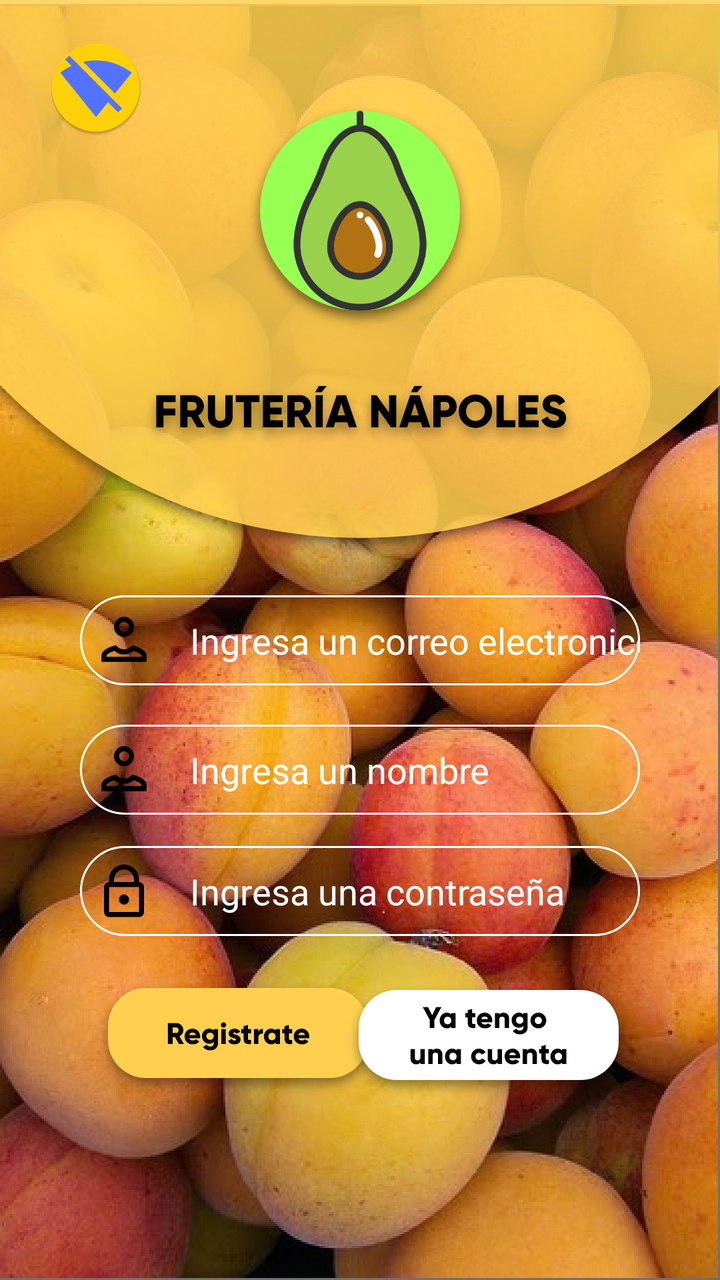
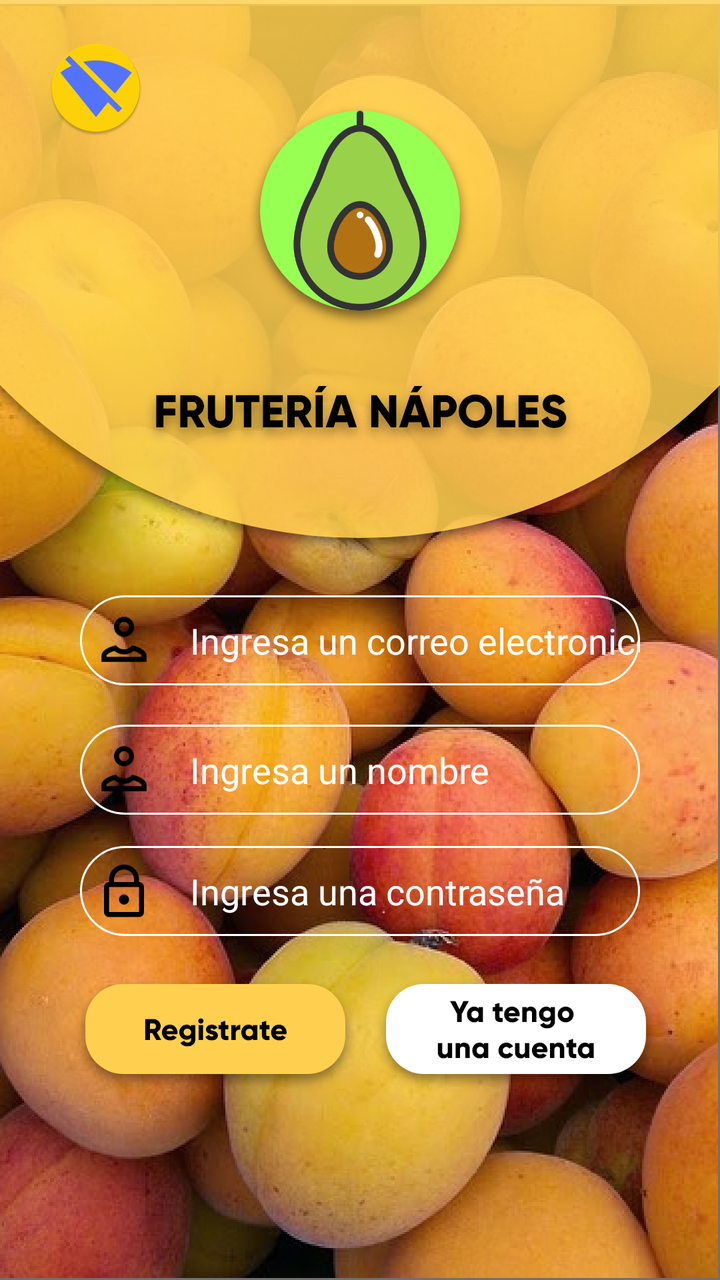

Screens rendered from an Android XML layout before and after an edit, with the pre-edit source and the edit as a unified diff.
<!-- AndroidManifest.xml: application theme AppTheme -->
<!-- res/layout/activity_registro.xml -->
<?xml version="1.0" encoding="utf-8"?>
<android.support.constraint.ConstraintLayout xmlns:android="http://schemas.android.com/apk/res/android"
    xmlns:app="http://schemas.android.com/apk/res-auto"
    xmlns:tools="http://schemas.android.com/tools"
    android:layout_width="match_parent"
    android:layout_height="match_parent"
    android:background="@drawable/login"
    android:orientation="vertical"
    android:gravity="center"
    android:padding="20dp"
    tools:context=".IngresarActivity">

    <ImageButton
        android:id="@+id/activity_register_nowifibutton"
        android:layout_width="wrap_content"
        android:layout_height="wrap_content"
        android:layout_alignParentStart="true"
        android:layout_alignParentTop="true"
        android:layout_marginStart="4dp"
        android:background="@drawable/circleshape"
        app:layout_constraintStart_toStartOf="parent"
        app:layout_constraintTop_toTopOf="parent"
        app:srcCompat="@mipmap/ic_nowifi" />




    <ImageView
        android:id="@+id/imageView2"
        android:layout_width="wrap_content"
        android:layout_height="wrap_content"
        android:layout_marginStart="8dp"
        android:layout_marginTop="8dp"
        android:layout_marginEnd="8dp"
        android:layout_marginBottom="8dp"
        app:layout_constraintBottom_toBottomOf="parent"
        app:layout_constraintEnd_toEndOf="parent"
        app:layout_constraintStart_toStartOf="parent"
        app:layout_constraintTop_toTopOf="parent"
        app:layout_constraintVertical_bias="0.046"
        app:srcCompat="@drawable/logoaguacate" />

    <ImageView
        android:id="@+id/imageView3"
        android:layout_width="wrap_content"
        android:layout_height="wrap_content"
        android:layout_marginStart="8dp"
        android:layout_marginTop="8dp"
        android:layout_marginEnd="8dp"
        android:layout_marginBottom="8dp"
        app:layout_constraintBottom_toBottomOf="parent"
        app:layout_constraintEnd_toEndOf="parent"
        app:layout_constraintHorizontal_bias="0.503"
        app:layout_constraintStart_toStartOf="parent"
        app:layout_constraintTop_toTopOf="parent"
        app:layout_constraintVertical_bias="0.293"
        app:srcCompat="@drawable/fruterianapoles" />

    <EditText
        android:id="@+id/correo"
        android:layout_width="wrap_content"
        android:layout_height="wrap_content"
        android:layout_marginStart="8dp"
        android:layout_marginTop="8dp"
        android:layout_marginEnd="8dp"
        android:layout_marginBottom="8dp"
        android:background="@drawable/textuser"
        android:ems="10"
        android:textColor="@color/white"
        android:textColorHint="@color/white"
        android:hint="Ingresa un correo electronico"
        android:inputType="textEmailAddress"
        android:paddingLeft="55dp"
        app:layout_constraintBottom_toBottomOf="parent"
        app:layout_constraintEnd_toEndOf="parent"
        app:layout_constraintStart_toStartOf="parent"
        app:layout_constraintTop_toTopOf="parent" />

    <EditText
        android:id="@+id/password"
        android:layout_width="wrap_content"
        android:layout_height="wrap_content"
        android:layout_marginStart="8dp"
        android:layout_marginTop="8dp"
        android:layout_marginEnd="8dp"
        android:layout_marginBottom="8dp"
        android:background="@drawable/textpassword"
        android:ems="10"
        android:hint="Ingresa una contraseña"
        android:inputType="textPassword"
        android:textColor="@color/white"
        android:textColorHint="@color/white"
        android:paddingLeft="55dp"
        app:layout_constraintBottom_toBottomOf="parent"
        app:layout_constraintEnd_toEndOf="parent"
        app:layout_constraintStart_toStartOf="parent"
        app:layout_constraintTop_toTopOf="parent"
        app:layout_constraintVertical_bias="0.733" />

    <Button
        android:id="@+id/registrarbutton"
        android:layout_width="wrap_content"
        android:layout_height="wrap_content"
        android:layout_marginStart="8dp"
        android:layout_marginTop="8dp"
        android:layout_marginEnd="8dp"
        android:layout_marginBottom="8dp"

        android:background="@drawable/botonregistro"
        app:layout_constraintBottom_toBottomOf="parent"
        app:layout_constraintEnd_toEndOf="parent"
        app:layout_constraintHorizontal_bias="0.109"
        app:layout_constraintStart_toStartOf="parent"
        app:layout_constraintTop_toTopOf="parent"
        app:layout_constraintVertical_bias="0.883" />

    <Button
        android:id="@+id/tengocuentabutton"
        android:layout_width="wrap_content"
        android:layout_height="wrap_content"
        android:layout_marginStart="8dp"
        android:layout_marginTop="8dp"
        android:layout_marginEnd="8dp"
        android:layout_marginBottom="8dp"
        android:background="@drawable/botoningresar1"
        app:layout_constraintBottom_toBottomOf="parent"
        app:layout_constraintEnd_toEndOf="parent"
        app:layout_constraintHorizontal_bias="0.913"
        app:layout_constraintStart_toStartOf="parent"
        app:layout_constraintTop_toTopOf="parent"
        app:layout_constraintVertical_bias="0.885" />

    <EditText
        android:id="@+id/usuario"
        android:layout_width="wrap_content"
        android:layout_height="wrap_content"
        android:layout_marginStart="8dp"
        android:layout_marginTop="8dp"
        android:layout_marginEnd="8dp"
        android:layout_marginBottom="8dp"
        android:background="@drawable/textuser"
        android:ems="10"
        android:textColor="@color/white"
        android:textColorHint="@color/white"
        android:hint="Ingresa un nombre"
        android:paddingLeft="55dp"
        android:inputType="textPersonName"
        app:layout_constraintBottom_toBottomOf="parent"
        app:layout_constraintEnd_toEndOf="parent"
        app:layout_constraintStart_toStartOf="parent"
        app:layout_constraintTop_toTopOf="parent"
        app:layout_constraintVertical_bias="0.62" />

</android.support.constraint.ConstraintLayout>
<!-- resources referenced by this layout -->
<resources>
  <color name="white">#FFFFFF</color>
  <!-- drawable botoningresar1: png bitmap (drawable-hdpi, 5768 bytes) -->
  <!-- drawable botonregistro: png bitmap (drawable-hdpi, 5277 bytes) -->
  <!-- drawable circleshape (drawable) -->
  <?xml version="1.0" encoding="utf-8"?>
  <shape xmlns:android="http://schemas.android.com/apk/res/android"
      android:innerRadius="0dp"
      android:shape="ring"
      android:thickness="40dp"
      android:useLevel="false">
  </shape>
  <!-- drawable fruterianapoles: png bitmap (drawable-hdpi, 7558 bytes) -->
  <!-- drawable login: png bitmap (drawable-hdpi, 583328 bytes) -->
  <!-- drawable logoaguacate: png bitmap (drawable-hdpi, 14362 bytes) -->
  <!-- drawable textpassword: png bitmap (drawable-hdpi, 2437 bytes) -->
  <!-- drawable textuser: png bitmap (drawable-hdpi, 2576 bytes) -->
  <!-- mipmap ic_nowifi: png bitmap (mipmap-hdpi, 3419 bytes) -->
  <style name="AppTheme" parent="Theme.AppCompat.Light.NoActionBar">
          
          <item name="colorPrimary">@color/colorPrimary</item>
          <item name="colorPrimaryDark">@color/colorPrimaryDark</item>
          <item name="colorAccent">@color/colorAccent</item>
      </style>
  <color name="colorPrimary">#8BC34A</color>
  <color name="colorPrimaryDark">#FFD050</color>
  <color name="colorAccent">#FFEB3B</color>
</resources>

<!-- the commit's change to res/layout/activity_registro.xml (unified diff, before → after) -->
@@ -109,10 +109,10 @@
         android:background="@drawable/botonregistro"
         app:layout_constraintBottom_toBottomOf="parent"
         app:layout_constraintEnd_toEndOf="parent"
-        app:layout_constraintHorizontal_bias="0.109"
+        app:layout_constraintHorizontal_bias="0.036"
         app:layout_constraintStart_toStartOf="parent"
         app:layout_constraintTop_toTopOf="parent"
-        app:layout_constraintVertical_bias="0.883" />
+        app:layout_constraintVertical_bias="0.879" />
 
     <Button
         android:id="@+id/tengocuentabutton"
@@ -125,10 +125,10 @@
         android:background="@drawable/botoningresar1"
         app:layout_constraintBottom_toBottomOf="parent"
         app:layout_constraintEnd_toEndOf="parent"
-        app:layout_constraintHorizontal_bias="0.913"
+        app:layout_constraintHorizontal_bias="1.0"
         app:layout_constraintStart_toStartOf="parent"
         app:layout_constraintTop_toTopOf="parent"
-        app:layout_constraintVertical_bias="0.885" />
+        app:layout_constraintVertical_bias="0.879" />
 
     <EditText
         android:id="@+id/usuario"
